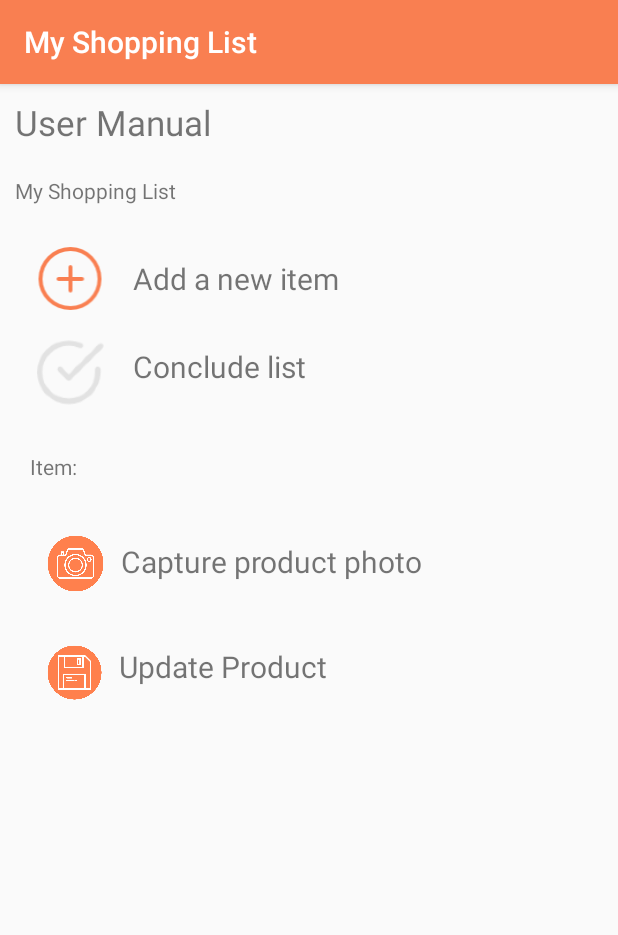
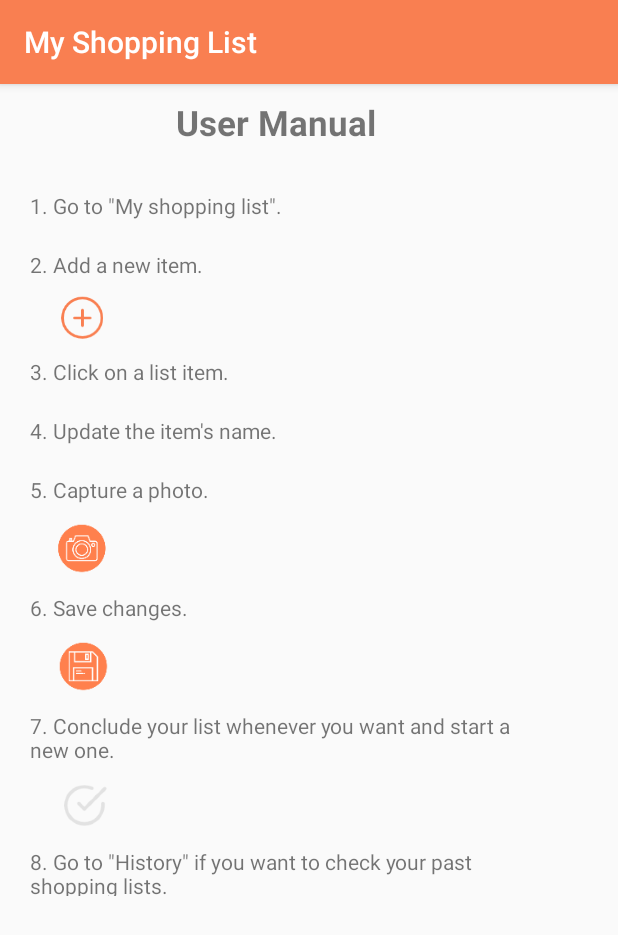
Before and after one commit to MariaJoaoMiraPaulo/URJC-LDM-T2, an Android app: the UserManualActivity screen opened directly, with no data from a screen before it, on a phone screen of 412 x 824 dp. Shown: the top 935 px of the screen. Run offline under Robolectric (Android 15) with nearby library versions, the phone set to English and light mode, and no system bars.

Commit message:
Updated user manual.

```diff
--- a/app/src/main/res/layout/user_manual.xml
+++ b/app/src/main/res/layout/user_manual.xml
@@ -15,14 +15,10 @@
         android:layout_height="wrap_content"
         android:padding="10dp"
         android:text="@string/user_manual"
-        android:textSize="23sp" />
-
-    <TextView
-        android:id="@+id/textView"
-        android:layout_width="match_parent"
-        android:layout_height="wrap_content"
-        android:padding="10dp"
-        android:text="@string/my_shopping_list" />
+        android:textAlignment="center"
+        android:textSize="23sp"
+        android:textStyle="bold"
+        android:typeface="sans" />
 
     <LinearLayout
         android:layout_width="match_parent"
@@ -30,118 +26,98 @@
         android:orientation="vertical"
         android:padding="10dp">
 
-        <LinearLayout
+
+        <TextView
+            android:id="@+id/textView9"
             android:layout_width="match_parent"
             android:layout_height="wrap_content"
-            android:orientation="horizontal"
-            android:padding="5dp">
+            android:padding="10dp"
+            android:text='1. Go to "My shopping list".'
+            android:typeface="sans" />
+
+        <TextView
+            android:id="@+id/textView8"
+            android:layout_width="match_parent"
+            android:layout_height="wrap_content"
+            android:padding="10dp"
+            android:text="2. Add a new item. "
+            android:typeface="sans" />
 
         <ImageView
             android:id="@+id/imageView"
-                android:layout_width="206dp"
-                android:layout_height="wrap_content"
-                android:layout_weight="1"
-                android:contentDescription="@string/add_item_icon"
+            android:layout_width="50dp"
+            android:layout_height="32dp"
+            android:layout_marginLeft="20dp"
             app:srcCompat="@mipmap/add_icon" />
 
         <TextView
-                android:id="@+id/textView3"
-                android:layout_width="417dp"
+            android:id="@+id/textView7"
+            android:layout_width="match_parent"
             android:layout_height="wrap_content"
-                android:layout_weight="1"
             android:padding="10dp"
-                android:text="@string/add_a_new_item"
-                android:textSize="20sp" />
-
-        </LinearLayout>
-
-        <LinearLayout
-            android:layout_width="match_parent"
-            android:layout_height="76dp"
-            android:orientation="horizontal"
-            android:padding="5dp">
-
-            <ImageView
-                android:id="@+id/concludeListIocn"
-                android:layout_width="79dp"
-                android:layout_height="55dp"
-                android:layout_weight="1"
-                android:contentDescription="@string/conclude_list_icon"
-                app:srcCompat="@mipmap/conclude_icon" />
-
-            <TextView
-                android:id="@+id/concludeListText"
-                android:layout_width="290dp"
-                android:layout_height="57dp"
-                android:layout_weight="1"
-                android:padding="10dp"
-                android:text="@string/conclude_list"
-                android:textSize="20sp" />
-        </LinearLayout>
-
+            android:text="3. Click on a list item."
+            android:typeface="sans" />
 
         <TextView
             android:id="@+id/textView5"
             android:layout_width="match_parent"
             android:layout_height="wrap_content"
             android:padding="10dp"
-            android:text="@string/item" />
+            android:text="4. Update the item's name."
+            android:typeface="sans" />
 
-        <LinearLayout
-            android:layout_width="match_parent"
-            android:layout_height="match_parent"
-            android:orientation="vertical"
-            android:padding="10dp">
-
-            <LinearLayout
+        <TextView
+            android:id="@+id/textView4"
             android:layout_width="match_parent"
             android:layout_height="wrap_content"
-                android:orientation="horizontal"
-                android:padding="10dp">
+            android:padding="10dp"
+            android:text="5. Capture a photo."
+            android:typeface="sans" />
 
         <ImageView
-                    android:id="@+id/capturePhotoIcon"
-                    android:layout_width="190dp"
-                    android:layout_height="50dp"
-                    android:layout_weight="1"
-                    android:contentDescription="@string/capture_photo_icon"
-                    app:srcCompat="@drawable/camara" />
+            android:id="@+id/imageView3"
+            android:layout_width="49dp"
+            android:layout_height="39dp"
+            android:layout_marginLeft="20dp"
+            app:srcCompat="@mipmap/camara_icon" />
 
         <TextView
-                    android:id="@+id/capturePhotoText"
-                    android:layout_width="417dp"
-                    android:layout_height="wrap_content"
-                    android:layout_weight="1"
-                    android:padding="10dp"
-                    android:text="@string/capture_product_photo"
-                    android:textSize="20sp" />
-
-            </LinearLayout>
-
-            <LinearLayout
+            android:id="@+id/textView3"
             android:layout_width="match_parent"
             android:layout_height="wrap_content"
-                android:orientation="horizontal"
-                android:padding="10dp">
+            android:padding="10dp"
+            android:text="6. Save changes."
+            android:typeface="sans" />
 
         <ImageView
-                    android:id="@+id/updateProductIcon"
-                    android:layout_width="60dp"
-                    android:layout_height="55dp"
-                    android:layout_weight="1"
-                    android:contentDescription="@string/update_product_values_icon"
-                    app:srcCompat="@drawable/save" />
+            android:id="@+id/imageView4"
+            android:layout_width="51dp"
+            android:layout_height="39dp"
+            android:layout_marginLeft="20dp"
+            app:srcCompat="@mipmap/save_icon" />
 
         <TextView
-                    android:id="@+id/updateProductText"
-                    android:layout_width="290dp"
-                    android:layout_height="57dp"
-                    android:layout_weight="1"
+            android:id="@+id/textView"
+            android:layout_width="match_parent"
+            android:layout_height="wrap_content"
             android:padding="10dp"
-                    android:text="@string/update_product"
-                    android:textSize="20sp" />
-            </LinearLayout>
+            android:text="7. Conclude your list whenever you want and start a new one."
+            android:typeface="sans" />
+
+        <ImageView
+            android:id="@+id/imageView5"
+            android:layout_width="54dp"
+            android:layout_height="35dp"
+            android:layout_marginLeft="20dp"
+            app:srcCompat="@mipmap/conclude_icon" />
+
+        <TextView
+            android:id="@+id/textView"
+            android:layout_width="match_parent"
+            android:layout_height="75dp"
+            android:padding="10dp"
+            android:text='8. Go to "History" if you want to check your past shopping lists.'
+            android:typeface="sans" />
 
     </LinearLayout>
 </LinearLayout>
-</LinearLayout>
```
Also changed, not shown: app/src/main/res/drawable/camara.png (deleted), app/src/main/res/drawable/save.png (deleted). Lines whose indentation alone changed are shown as unchanged.
